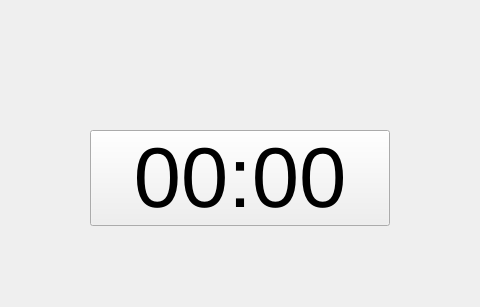
The window that src/ui/alarms.ui (tomblackshaw/palpac) describes before a commit, drawn with Qt 5.
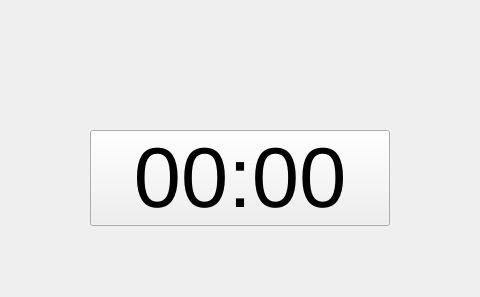
The same window after the commit. Icons and pictures are not drawn.

The edit to the form file:
```diff
--- a/src/ui/alarms.ui
+++ b/src/ui/alarms.ui
@@ -7,7 +7,7 @@
     <x>0</x>
     <y>0</y>
     <width>480</width>
-    <height>307</height>
+    <height>297</height>
    </rect>
   </property>
   <property name="sizePolicy">
```
